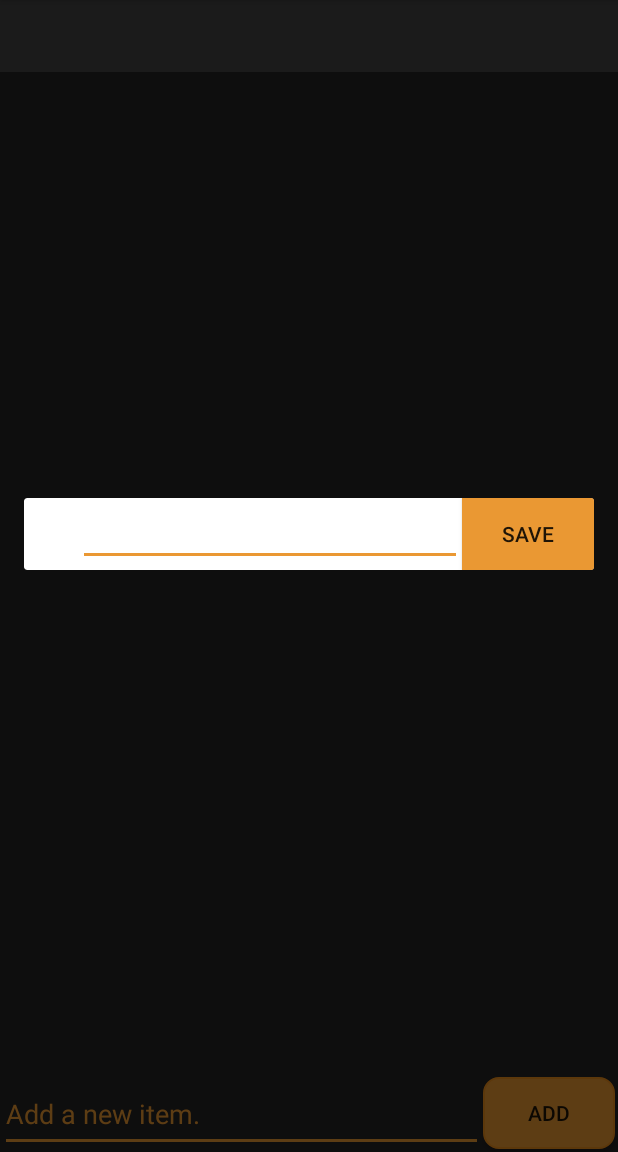
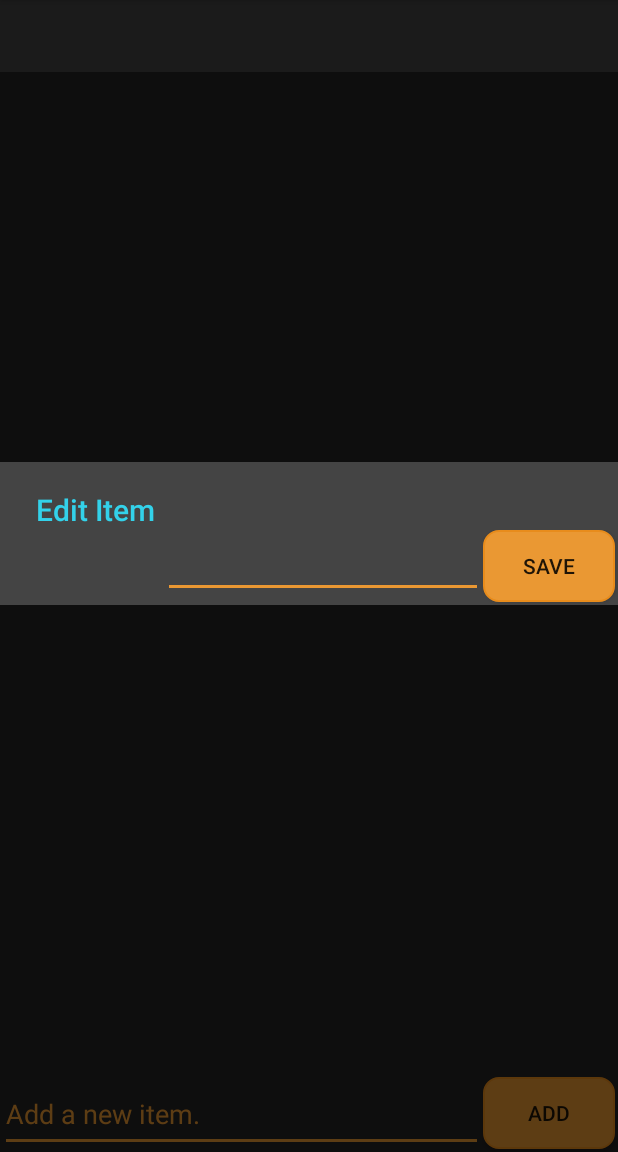
Before and after one commit to pranitishettiwar/CodepathToDo, an Android app: the screen it shows after launch (MainActivity), after a tap on an icon or button, on a phone screen of 412 x 824 dp, the part 84-1236 px from its top. Run offline under Robolectric (Android 15) with nearby library versions, the phone set to English and light mode, and no system bars; libraries missing offline, so code that uses them is left out: com.raizlabs.android; 2 statements that could not run were skipped; 1 other tap on this screen came first.

Commit message:
Added Dialog styling

```diff
--- a/SimpleTodo/app/src/main/java/com/codepath/simpletodo/EditItemDialogFragment.java
+++ b/SimpleTodo/app/src/main/java/com/codepath/simpletodo/EditItemDialogFragment.java
@@ -33,6 +33,9 @@ public class EditItemDialogFragment extends DialogFragment {
                              Bundle savedInstanceState) {
 
         View view = inflater.inflate(R.layout.fragment_edit_item, container, false);
+
+        // Set title for this dialog
+        getDialog().setTitle("Edit Item");
 
         //Get field from view
         mEditText = (EditText) view.findViewById(R.id.etEditItem);
--- a/SimpleTodo/app/src/main/res/layout/fragment_edit_item.xml
+++ b/SimpleTodo/app/src/main/res/layout/fragment_edit_item.xml
@@ -14,9 +14,9 @@
         android:layout_width="wrap_content"
         android:layout_height="wrap_content"
         android:layout_alignParentRight="true"
-        android:width="60dp"
-        android:height="20dp"
-        android:background="#ea9833"
+        android:layout_marginBottom="2dp"
+        android:layout_marginRight="2dp"
+        android:background="@drawable/round_button"
         android:onClick="editItem"
         android:text="@string/btnSave" />
 
@@ -25,6 +25,8 @@
         android:layout_width="wrap_content"
         android:layout_height="wrap_content"
         android:layout_toLeftOf="@+id/btnSave"
-        android:ems="12"
-        android:inputType="textMultiLine" />
+        android:ems="10"
+        android:inputType="textMultiLine"
+        android:textColor="@color/colorWhite"
+        android:textColorHint="@color/colorAccent" />
 </RelativeLayout>
--- a/SimpleTodo/app/src/main/res/values/colors.xml
+++ b/SimpleTodo/app/src/main/res/values/colors.xml
@@ -5,4 +5,6 @@
     <color name="colorAccent">#ea9833</color>
     <color name="colorBackground">#232222</color>
     <color name="colorWhite">#FFFFFF</color>
+    <color name="dialogGrey">#444444</color>
+    <color name="colorDialogTitle">#33d2ea</color>
 </resources>
--- a/SimpleTodo/app/src/main/res/values/styles.xml
+++ b/SimpleTodo/app/src/main/res/values/styles.xml
@@ -6,6 +6,30 @@
         <item name="colorPrimary">@color/colorPrimary</item>
         <item name="colorPrimaryDark">@color/colorPrimaryDark</item>
         <item name="colorAccent">@color/colorAccent</item>
+        <item name="android:dialogTheme">@style/AppDialogTheme</item>
+    </style>
+
+    <!-- Custom dialog theme here extending from base -->
+    <style name="AppDialogTheme" parent="Theme.AppCompat.Light.Dialog">
+        <!-- Define color properties as desired -->
+        <item name="colorPrimary">@color/colorPrimary</item>
+        <item name="colorPrimaryDark">@color/colorWhite</item>
+        <item name="colorAccent">@color/colorAccent</item>
+
+        <!-- Window properties as desired -->
+        <item name="android:windowNoTitle">false</item>
+        <item name="android:windowFullscreen">false</item>
+        <item name="android:windowIsFloating">true</item>
+        <item name="android:windowCloseOnTouchOutside">true</item>
+        <item name="android:windowBackground">@color/dialogGrey</item>
+        <item name="android:windowTitleStyle">@style/DialogWindowTitle</item>
+    </style>
+
+    <!-- Dialog Title properties as desired -->
+    <style name="DialogWindowTitle" parent="Base.DialogWindowTitle.AppCompat">
+        <item name="android:gravity">center</item>
+        <item name="android:textColor">@color/colorDialogTitle</item>
+        <item name="android:textSize">20dp</item>
     </style>
 
 </resources>
```
